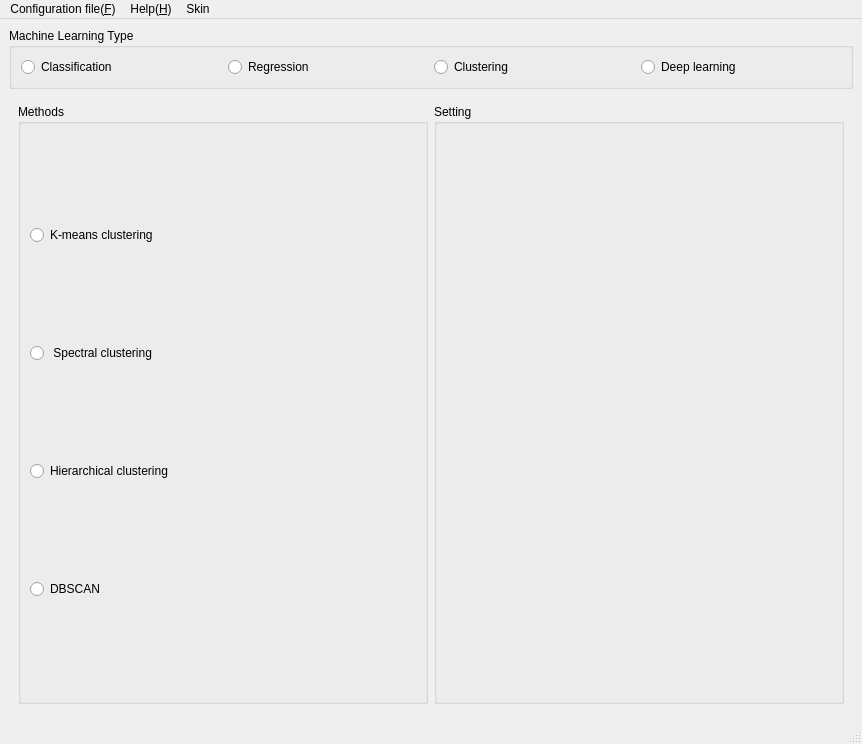
This is eslearn/GUI/easylearn_machine_learning_gui.ui in easylearn-fmri/easylearn_dev as Qt 5 draws it before an edit. The edited form follows.
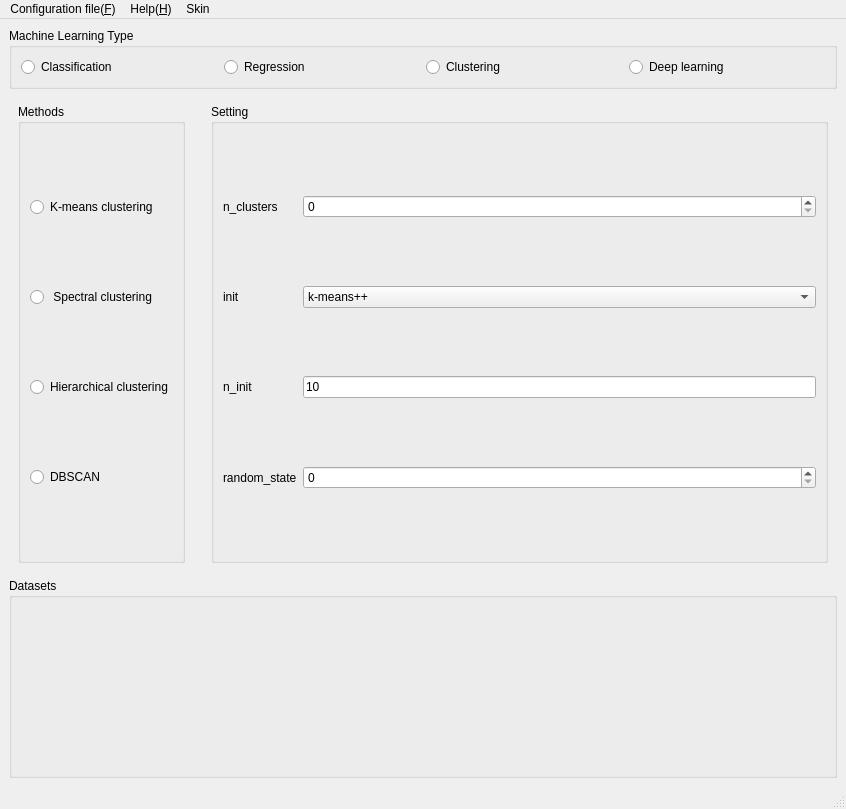
This is the edited form. The open tabs and pages were chosen to show the change.

Commit message: complete model_evaluation GUI, update machine_learning GUI

The edit to the form file:
```diff
--- a/eslearn/GUI/easylearn_machine_learning_gui.ui
+++ b/eslearn/GUI/easylearn_machine_learning_gui.ui
@@ -6,8 +6,8 @@
    <rect>
     <x>0</x>
     <y>0</y>
-    <width>862</width>
-    <height>744</height>
+    <width>846</width>
+    <height>809</height>
    </rect>
   </property>
   <property name="windowTitle">
@@ -756,15 +756,88 @@
       </widget>
       <widget class="QWidget" name="stackedWidgetPage_clustering">
        <layout class="QGridLayout" name="gridLayout_3">
-        <item row="0" column="2">
-         <widget class="QGroupBox" name="groupBox_6">
+        <item row="0" column="3">
+         <widget class="QGroupBox" name="groupBox_settting">
           <property name="title">
            <string>Setting</string>
           </property>
+          <layout class="QGridLayout" name="gridLayout_25">
+           <item row="1" column="0">
+            <widget class="QLabel" name="label_14">
+             <property name="text">
+              <string>init</string>
+             </property>
+            </widget>
+           </item>
+           <item row="0" column="2">
+            <widget class="QSpinBox" name="spinBox"/>
+           </item>
+           <item row="0" column="0">
+            <widget class="QLabel" name="label_13">
+             <property name="text">
+              <string>n_clusters</string>
+             </property>
+            </widget>
+           </item>
+           <item row="1" column="2">
+            <widget class="QComboBox" name="comboBox">
+             <item>
+              <property name="text">
+               <string>k-means++</string>
+              </property>
+             </item>
+             <item>
+              <property name="text">
+               <string>random</string>
+              </property>
+             </item>
+            </widget>
+           </item>
+           <item row="2" column="2">
+            <widget class="QLineEdit" name="lineEdit">
+             <property name="text">
+              <string>10</string>
+             </property>
+            </widget>
+           </item>
+           <item row="2" column="0">
+            <widget class="QLabel" name="label_16">
+             <property name="text">
+              <string>n_init</string>
+             </property>
+            </widget>
+           </item>
+           <item row="3" column="2">
+            <widget class="QSpinBox" name="spinBox_2"/>
+           </item>
+           <item row="3" column="0">
+            <widget class="QLabel" name="label_18">
+             <property name="text">
+              <string>random_state</string>
+             </property>
+            </widget>
+           </item>
+          </layout>
          </widget>
         </item>
-        <item row="0" column="1">
-         <widget class="QGroupBox" name="groupBox_3">
+        <item row="0" column="2">
+         <spacer name="horizontalSpacer_3">
+          <property name="orientation">
+           <enum>Qt::Horizontal</enum>
+          </property>
+          <property name="sizeType">
+           <enum>QSizePolicy::Fixed</enum>
+          </property>
+          <property name="sizeHint" stdset="0">
+           <size>
+            <width>20</width>
+            <height>20</height>
+           </size>
+          </property>
+         </spacer>
+        </item>
+        <item row="0" column="0" colspan="2">
+         <widget class="QGroupBox" name="groupBox_methods">
           <property name="title">
            <string>Methods</string>
           </property>
@@ -846,6 +919,19 @@
       <widget class="QWidget" name="stackedWidgetPage_none"/>
      </widget>
     </item>
+    <item row="2" column="0">
+     <widget class="QGroupBox" name="groupBox">
+      <property name="minimumSize">
+       <size>
+        <width>0</width>
+        <height>200</height>
+       </size>
+      </property>
+      <property name="title">
+       <string>Datasets</string>
+      </property>
+     </widget>
+    </item>
    </layout>
   </widget>
   <widget class="QMenuBar" name="menubar">
@@ -853,8 +939,8 @@
     <rect>
      <x>0</x>
      <y>0</y>
-     <width>862</width>
-     <height>25</height>
+     <width>846</width>
+     <height>26</height>
     </rect>
    </property>
    <widget class="QMenu" name="menuConfiguration_file_F">
```
Left out of the diff: 131 changed lines with no effect on the pictures. The commit also changes 31 other files.
